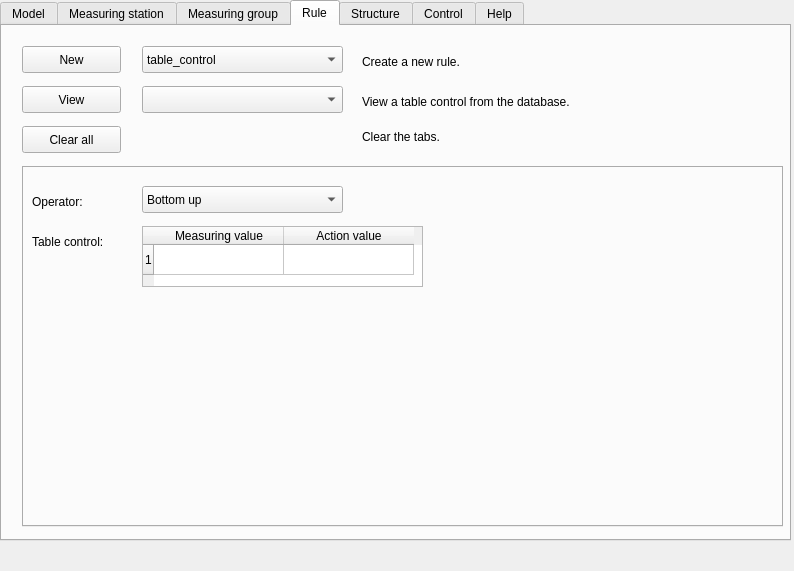
This is ui/control_structures_dockwidget.ui in nens/threedi-results-analysis as Qt 5 draws it before an edit. The edited form follows.
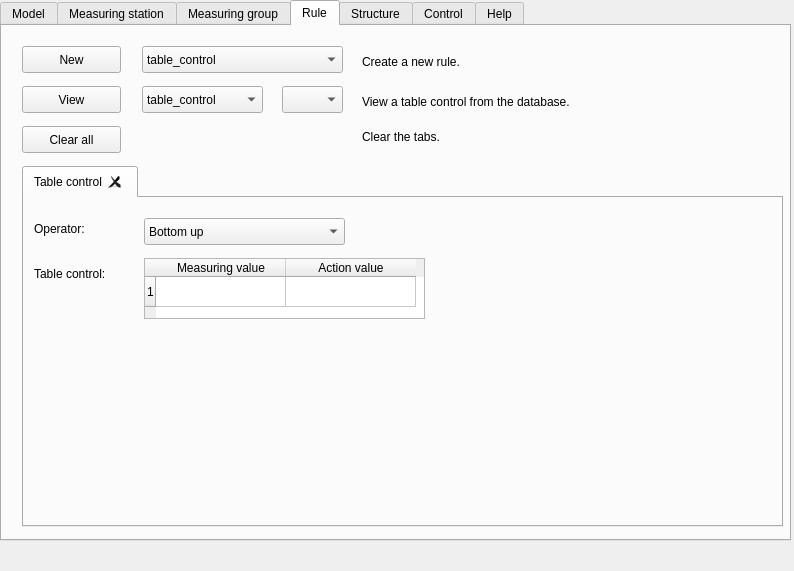
This is the edited form. The open tabs and pages were chosen to show the change.

Commit message: Populate Table control tab in Rule tab.

The edit to the form file:
```diff
--- a/ui/control_structures_dockwidget.ui
+++ b/ui/control_structures_dockwidget.ui
@@ -269,93 +269,6 @@
      <attribute name="title">
       <string>Rule</string>
      </attribute>
-     <widget class="QLabel" name="label_input_rule_operator">
-      <property name="geometry">
-       <rect>
-        <x>30</x>
-        <y>160</y>
-        <width>71</width>
-        <height>31</height>
-       </rect>
-      </property>
-      <property name="text">
-       <string>Operator: </string>
-      </property>
-     </widget>
-     <widget class="QComboBox" name="combobox_input_rule_operator">
-      <property name="geometry">
-       <rect>
-        <x>140</x>
-        <y>160</y>
-        <width>201</width>
-        <height>27</height>
-       </rect>
-      </property>
-      <item>
-       <property name="text">
-        <string>Bottom up</string>
-       </property>
-      </item>
-      <item>
-       <property name="text">
-        <string>Top down</string>
-       </property>
-      </item>
-     </widget>
-     <widget class="QLabel" name="label_input_rule_table_control">
-      <property name="geometry">
-       <rect>
-        <x>30</x>
-        <y>200</y>
-        <width>101</width>
-        <height>31</height>
-       </rect>
-      </property>
-      <property name="text">
-       <string>Table control:</string>
-      </property>
-     </widget>
-     <widget class="QTableWidget" name="tablewidget_input_rule_table_control">
-      <property name="geometry">
-       <rect>
-        <x>140</x>
-        <y>200</y>
-        <width>281</width>
-        <height>61</height>
-       </rect>
-      </property>
-      <property name="editTriggers">
-       <set>QAbstractItemView::AllEditTriggers</set>
-      </property>
-      <attribute name="horizontalHeaderDefaultSectionSize">
-       <number>130</number>
-      </attribute>
-      <row>
-       <property name="text">
-        <string>1</string>
-       </property>
-      </row>
-      <column>
-       <property name="text">
-        <string>Measuring value</string>
-       </property>
-      </column>
-      <column>
-       <property name="text">
-        <string>Action value</string>
-       </property>
-      </column>
-      <item row="0" column="0">
-       <property name="text">
-        <string/>
-       </property>
-      </item>
-      <item row="0" column="1">
-       <property name="text">
-        <string/>
-       </property>
-      </item>
-     </widget>
      <widget class="QPushButton" name="pushbutton_input_rule_new">
       <property name="geometry">
        <rect>
@@ -410,16 +323,6 @@
        <string>View</string>
       </property>
      </widget>
-     <widget class="QComboBox" name="combobox_input_rule_view">
-      <property name="geometry">
-       <rect>
-        <x>140</x>
-        <y>60</y>
-        <width>201</width>
-        <height>27</height>
-       </rect>
-      </property>
-     </widget>
      <widget class="QLabel" name="label_input_rule_view">
       <property name="geometry">
        <rect>
@@ -479,6 +382,123 @@
       </property>
       <property name="movable">
        <bool>true</bool>
+      </property>
+      <widget class="QWidget" name="tab">
+       <attribute name="title">
+        <string>Table control</string>
+       </attribute>
+       <widget class="QTableWidget" name="tablewidget_input_rule_table_control">
+        <property name="geometry">
+         <rect>
+          <x>120</x>
+          <y>60</y>
+          <width>281</width>
+          <height>61</height>
+         </rect>
+        </property>
+        <property name="editTriggers">
+         <set>QAbstractItemView::AllEditTriggers</set>
+        </property>
+        <attribute name="horizontalHeaderDefaultSectionSize">
+         <number>130</number>
+        </attribute>
+        <row>
+         <property name="text">
+          <string>1</string>
+         </property>
+        </row>
+        <column>
+         <property name="text">
+          <string>Measuring value</string>
+         </property>
+        </column>
+        <column>
+         <property name="text">
+          <string>Action value</string>
+         </property>
+        </column>
+        <item row="0" column="0">
+         <property name="text">
+          <string/>
+         </property>
+        </item>
+        <item row="0" column="1">
+         <property name="text">
+          <string/>
+         </property>
+        </item>
+       </widget>
+       <widget class="QLabel" name="label_input_rule_table_control">
+        <property name="geometry">
+         <rect>
+          <x>10</x>
+          <y>60</y>
+          <width>101</width>
+          <height>31</height>
+         </rect>
+        </property>
+        <property name="text">
+         <string>Table control:</string>
+        </property>
+       </widget>
+       <widget class="QComboBox" name="combobox_input_rule_operator">
+        <property name="geometry">
+         <rect>
+          <x>120</x>
+          <y>20</y>
+          <width>201</width>
+          <height>27</height>
+         </rect>
+        </property>
+        <item>
+         <property name="text">
+          <string>Bottom up</string>
+         </property>
+        </item>
+        <item>
+         <property name="text">
+          <string>Top down</string>
+         </property>
+        </item>
+       </widget>
+       <widget class="QLabel" name="label_input_rule_operator">
+        <property name="geometry">
+         <rect>
+          <x>10</x>
+          <y>20</y>
+          <width>71</width>
+          <height>21</height>
+         </rect>
+        </property>
+        <property name="text">
+         <string>Operator: </string>
+        </property>
+       </widget>
+      </widget>
+     </widget>
+     <widget class="QComboBox" name="combobox_input_rule_type_view">
+      <property name="geometry">
+       <rect>
+        <x>140</x>
+        <y>60</y>
+        <width>121</width>
+        <height>27</height>
+       </rect>
+      </property>
+      <item>
+       <property name="text">
+        <string>table_control</string>
+       </property>
+      </item>
+     </widget>
+     <widget class="QComboBox" name="combobox_input_rule_view">
+      <property name="geometry">
+       <rect>
+        <x>280</x>
+        <y>60</y>
+        <width>61</width>
+        <height>27</height>
+       </rect>
       </property>
      </widget>
      <zorder>tab_table_control_view</zorder>
```
Left out of the diff: 11 changed lines with no effect on the pictures.
